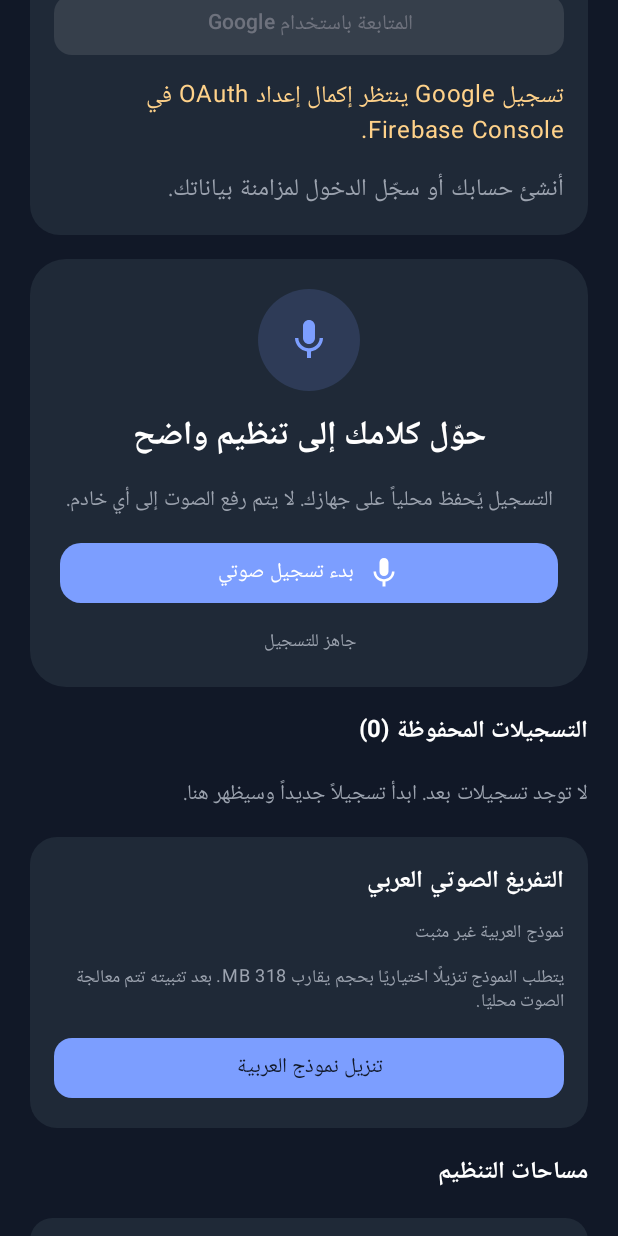
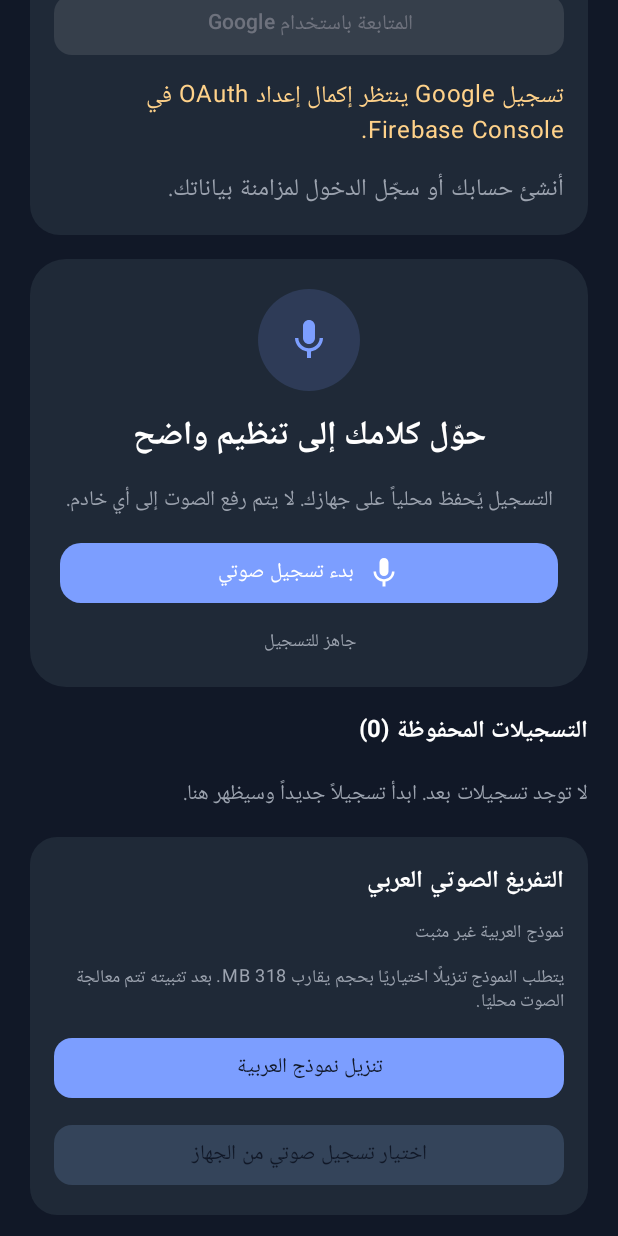
Before and after one commit to mhmooudalhasan64-svg/SmartVoice-Intelligence, an Android app built with Jetpack Compose: the screen it shows after launch (MainActivity), scrolled down 576 dp, on a phone screen of 412 x 824 dp. Run offline under Robolectric (Android 15) with nearby library versions, the phone set to English and light mode, and no system bars; our stand-ins replace Firebase (no records; nobody signed in at launch, a user with empty details on screens opened directly).

Commit message:
feat(android): import external audio files for ORIN analysis

```diff
--- a/android/app/src/main/java/com/smartvoice/intelligence/MainActivity.kt
+++ b/android/app/src/main/java/com/smartvoice/intelligence/MainActivity.kt
@@ -7,6 +7,7 @@ import androidx.activity.ComponentActivity
 import androidx.activity.compose.rememberLauncherForActivityResult
 import androidx.activity.compose.setContent
 import androidx.activity.result.contract.ActivityResultContracts
+import java.io.FileOutputStream
 import androidx.compose.foundation.layout.Arrangement
 import androidx.compose.foundation.layout.Column
 import androidx.compose.foundation.layout.Row
@@ -152,6 +153,28 @@ private fun HomeScreen() {
                 modelStatus = "تعذر تحليل التسجيل: " + (error.message ?: "خطأ غير معروف")
             } finally {
                 isTranscribing = false
+            }
+        }
+    }
+
+
+    val audioPicker = rememberLauncherForActivityResult(
+        ActivityResultContracts.OpenDocument()
+    ) { uri ->
+        if (uri != null) {
+            try {
+                val directory = java.io.File(context.filesDir, "recordings")
+                directory.mkdirs()
+                val imported = java.io.File(directory, "SV_IMPORTED_" + System.currentTimeMillis() + ".m4a")
+                val input = context.contentResolver.openInputStream(uri)
+                    ?: throw IllegalStateException("تعذر فتح الملف المحدد")
+                input.use { source ->
+                    FileOutputStream(imported).use { destination -> source.copyTo(destination) }
+                }
+                refreshRecordings()
+                modelStatus = "تم استيراد التسجيل. اضغط رمز ORIN بجانبه لتحليله."
+            } catch (error: Exception) {
+                modelStatus = "تعذر استيراد التسجيل: " + (error.message ?: "خطأ غير معروف")
             }
         }
     }
@@ -369,6 +392,15 @@ private fun HomeScreen() {
                             style = MaterialTheme.typography.labelSmall)
                     }
                 }
+
+                Button(
+                    onClick = { audioPicker.launch(arrayOf("audio/*")) },
+                    modifier = Modifier.fillMaxWidth(),
+                    shape = RoundedCornerShape(12.dp),
+                    colors = ButtonDefaults.buttonColors(containerColor = Color(0xFF34445A))
+                ) {
+                    Text("اختيار تسجيل صوتي من الجهاز")
+                }
                 transcriptText?.let { text ->
                     Text("النص المستخرج", color = Accent, fontWeight = FontWeight.SemiBold)
                     Text(text, color = Color.White, style = MaterialTheme.typography.bodyMedium)
```
